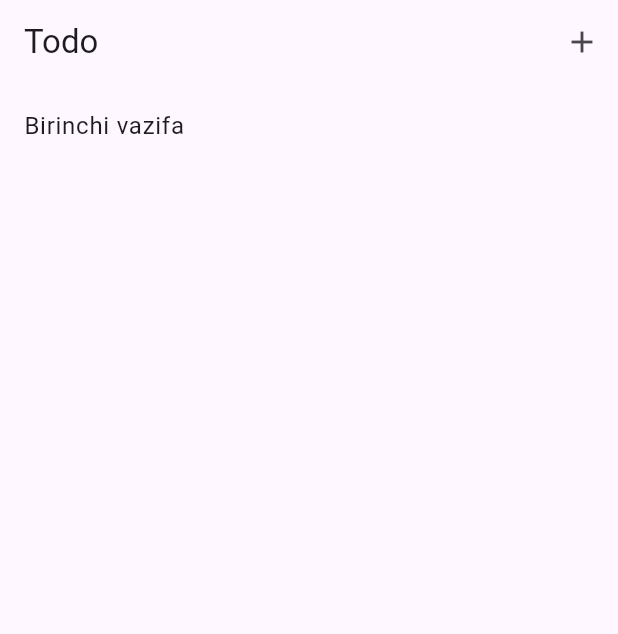
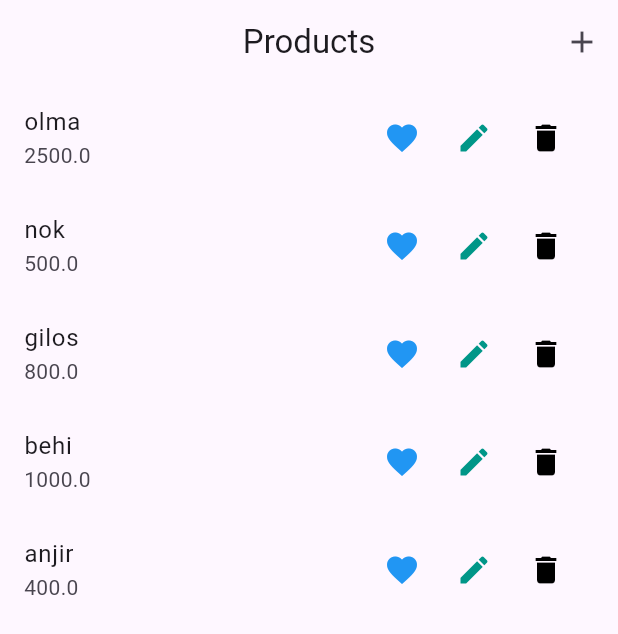
Before and after one commit to FeruzaErgasheva/shop-cubit, a Flutter app: the screen it shows after launch, on a phone screen of 412 x 824 dp. Shown: the top 634 px of the screen. Run offline on Flutter 3.47's test engine with Material 3 defaults, Android fonts, the phone set to English and light mode, and no system bars; our stand-ins replace bloc, flutter_bloc.

Commit message:
first commit

```diff
--- /dev/null
+++ b/lib/cubits/product_cubit/product_cubit.dart
@@ -0,0 +1,118 @@
+import 'package:flutter/material.dart';
+import 'package:flutter_bloc/flutter_bloc.dart';
+import 'package:lesson76_bloc_cubit/cubits/product_cubit/product_state.dart';
+import 'package:lesson76_bloc_cubit/data/models/product_model.dart';
+
+class ProductCubit extends Cubit<ProductState> {
+  ProductCubit() : super(InitialState());
+
+  Future<void> changeStatus(ProductModel product) async{
+    List<ProductModel> products = [];
+  if (state is LoadedState) {
+    products = (state as LoadedState).products;
+  }
+
+  emit(LoadingState());
+  await Future.delayed(Duration(seconds: 3));
+
+  // Update the product in the list
+  for (int i = 0; i < products.length; i++) {
+    if (products[i].id == product.id) {
+      products[i].isFavourite=!product.isFavourite;
+      break;
+    }
+  }
+
+  emit(LoadedState(products));
+  }
+
+
+  Future<void> deleteProduct(ProductModel product) async{
+    List<ProductModel> products = [];
+  if (state is LoadedState) {
+    products = (state as LoadedState).products;
+  }
+
+  emit(LoadingState());
+  await Future.delayed(Duration(seconds: 1));
+
+  // Update the product in the list
+  for (int i = 0; i < products.length; i++) {
+    if (products[i].id == product.id) {
+     products.remove(products[i]);
+      break;
+    }
+  }
+  emit(LoadedState(products));
+
+  }
+
+Future<void> editProduct(ProductModel product, String newName, double newPrice) async {
+  List<ProductModel> products = [];
+  if (state is LoadedState) {
+    products = (state as LoadedState).products;
+  }
+
+  emit(LoadingState());
+  await Future.delayed(Duration(seconds: 3));
+
+  // Update the product in the list
+  for (int i = 0; i < products.length; i++) {
+    if (products[i].id == product.id) {
+      products[i] = ProductModel(
+        id: product.id,
+        name: newName,
+        price: newPrice,
+        // Include other fields if necessary
+      );
+      break;
+    }
+  }
+
+  emit(LoadedState(products));
+}
+
+
+
+  Future<void> addProduct(String name, double price) async{
+    List<ProductModel> products=[];
+    if(state is LoadedState){
+      products=(state as LoadedState).products;
+    }
+
+    emit(LoadingState());
+    await Future.delayed(Duration(seconds: 2));
+    products.add(ProductModel(id: UniqueKey().toString(), name: name, price: price));
+
+    emit(LoadedState(products));
+
+  }
+
+  Future<void> getProducts() async {
+    try {
+      //sorov jonatilgandan keyin loading statega otadi va 2 soniya kutadi
+      emit(LoadingState());
+      await Future.delayed(
+        const Duration(seconds: 2),
+      );
+      List<ProductModel> products = [
+        ProductModel(id: UniqueKey().toString(), name: "olma", price: 2500),
+        ProductModel(id: UniqueKey().toString(), name: "nok", price: 500),
+        ProductModel(id: UniqueKey().toString(), name: "gilos", price: 800),
+        ProductModel(id: UniqueKey().toString(), name: "behi", price: 1000),
+        ProductModel(id: UniqueKey().toString(), name: "anjir", price: 400)
+      ];
+
+      emit(LoadedState(products));
+
+      // throw("Rejalarni ololmadim");
+    } catch (e) {
+      print('Xatolik sodir boldi');
+      emit(
+        ErrorState(
+          e.toString(),
+        ),
+      );
+    }
+  }
+}
--- /dev/null
+++ b/lib/cubits/product_cubit/product_state.dart
@@ -0,0 +1,27 @@
+
+
+// ! Initial state
+// !\ Loading state
+// ! Loaded state
+// ! Error state
+
+
+import 'package:lesson76_bloc_cubit/data/models/product_model.dart';
+
+sealed class ProductState{}
+class InitialState extends  ProductState{
+
+}
+
+final class LoadingState extends  ProductState{}
+
+final class LoadedState extends  ProductState{
+  List<ProductModel> products=[];
+  LoadedState(this.products);
+}
+
+final class ErrorState extends  ProductState{
+  String message;
+  ErrorState(this.message);
+
+}
--- /dev/null
+++ b/lib/data/models/product_model.dart
@@ -0,0 +1,13 @@
+class ProductModel {
+  String id;
+  String name;
+  double price;
+  bool isFavourite;
+
+  ProductModel({
+    required this.id,
+    this.isFavourite=false,
+    required this.name,
+    required this.price,
+  });
+}
--- a/lib/main.dart
+++ b/lib/main.dart
@@ -1,7 +1,9 @@
 import 'package:flutter/material.dart';
 import 'package:flutter_bloc/flutter_bloc.dart';
+import 'package:lesson76_bloc_cubit/cubits/product_cubit/product_cubit.dart';
 import 'package:lesson76_bloc_cubit/cubits/todo/todo_cubit.dart';
 import 'package:lesson76_bloc_cubit/examples/counter/counter_cubit.dart';
+import 'package:lesson76_bloc_cubit/ui/screens/product_screen.dart';
 import 'package:lesson76_bloc_cubit/ui/screens/todo_screen.dart';
 
 void main() {
@@ -16,6 +18,9 @@ class MainApp extends StatelessWidget {
     return MultiBlocProvider(
       providers: [
         BlocProvider(create: (context) {
+          return ProductCubit();
+        },),
+        BlocProvider(create: (context) {
           return CounterCubit();
         }),
         BlocProvider(create: (context) {
@@ -24,7 +29,7 @@ class MainApp extends StatelessWidget {
       ],
       child: const MaterialApp(
         debugShowCheckedModeBanner: false,
-        home: TodoScreen(),
+        home: ProductScreen(),
       ),
     );
   }
--- /dev/null
+++ b/lib/ui/screens/product_screen.dart
@@ -0,0 +1,140 @@
+import 'package:flutter/material.dart';
+import 'package:flutter_bloc/flutter_bloc.dart';
+import 'package:lesson76_bloc_cubit/cubits/product_cubit/product_cubit.dart';
+import 'package:lesson76_bloc_cubit/cubits/product_cubit/product_state.dart';
+import 'package:lesson76_bloc_cubit/data/models/product_model.dart';
+import 'package:lesson76_bloc_cubit/ui/widgets/product_box.dart';
+
+class ProductScreen extends StatefulWidget {
+  const ProductScreen({super.key});
+
+  @override
+  State<ProductScreen> createState() => _ProductScreenState();
+}
+
+class _ProductScreenState extends State<ProductScreen> {
+  @override
+  void initState() {
+    super.initState();
+
+    Future.delayed(Duration.zero, () {
+      context.read<ProductCubit>().getProducts();
+    });
+  }
+
+  void openProductBox({ProductModel? product}) async {
+    dynamic? data = await showDialog(
+      context: context,
+      builder: (context) {
+        return ProductBox(
+          product: product != null ? product : null,
+        );
+      },
+    );
+
+    ///cunmadim nme context.read context.watchmas
+
+    if (data != null && product == null) {
+      context.read<ProductCubit>().addProduct(
+            data['name'],
+            data['price'],
+          );
+    }
+    if (data != null && product != null) {
+      context.read<ProductCubit>().editProduct(
+            product,
+            data["name"],
+            data['price'],
+          );
+    }
+  }
+
+  @override
+  Widget build(BuildContext context) {
+    // final productCubit = context.watch<ProductCubit>();
+
+    return Scaffold(
+      appBar: AppBar(
+        actions: [
+          IconButton(
+            onPressed: openProductBox,
+            icon: const Icon(Icons.add),
+          ),
+        ],
+        centerTitle: true,
+        title: const Text("Products"),
+      ),
+      body: BlocBuilder<ProductCubit, ProductState>(
+        builder: (context, state) {
+          if (state is InitialState) {
+            return const Center(
+              child: Text("Malumot hali yuklanmadi"),
+            );
+          }
+
+          if (state is LoadingState) {
+            return const Center(
+              child: CircularProgressIndicator(),
+            );
+          }
+          if (state is ErrorState) {
+            return Center(
+              child: Text(state.message),
+            );
+          }
+
+          final products = (state as LoadedState).products;
+          return ListView.builder(
+            itemCount: products.length,
+            itemBuilder: (context, index) {
+              return ListTile(
+                title: Text(products[index].name),
+                subtitle: Text(
+                  products[index].price.toString(),
+                ),
+                trailing: Row(
+                  mainAxisSize: MainAxisSize.min,
+                  children: [
+                    IconButton(
+                      onPressed: () {
+                        context
+                            .read<ProductCubit>()
+                            .changeStatus(products[index]);
+                      },
+                      icon: Icon(
+                        Icons.favorite,
+                        color: products[index].isFavourite
+                            ? Colors.red
+                            : Colors.blue,
+                      ),
+                    ),
+                    IconButton(
+                      onPressed: () {
+                        openProductBox(product: products[index]);
+                      },
+                      icon: const Icon(
+                        Icons.edit,
+                        color: Colors.teal,
+                      ),
+                    ),
+                    IconButton(
+                      onPressed: () {
+                        context
+                            .read<ProductCubit>()
+                            .deleteProduct(products[index]);
+                      },
+                      icon: const Icon(
+                        Icons.delete,
+                        color: Colors.black,
+                      ),
+                    )
+                  ],
+                ),
+              );
+            },
+          );
+        },
+      ),
+    );
+  }
+}
```
Also changed, not shown: lib/ui/widgets/product_box.dart (added, +107 -0 lines).
